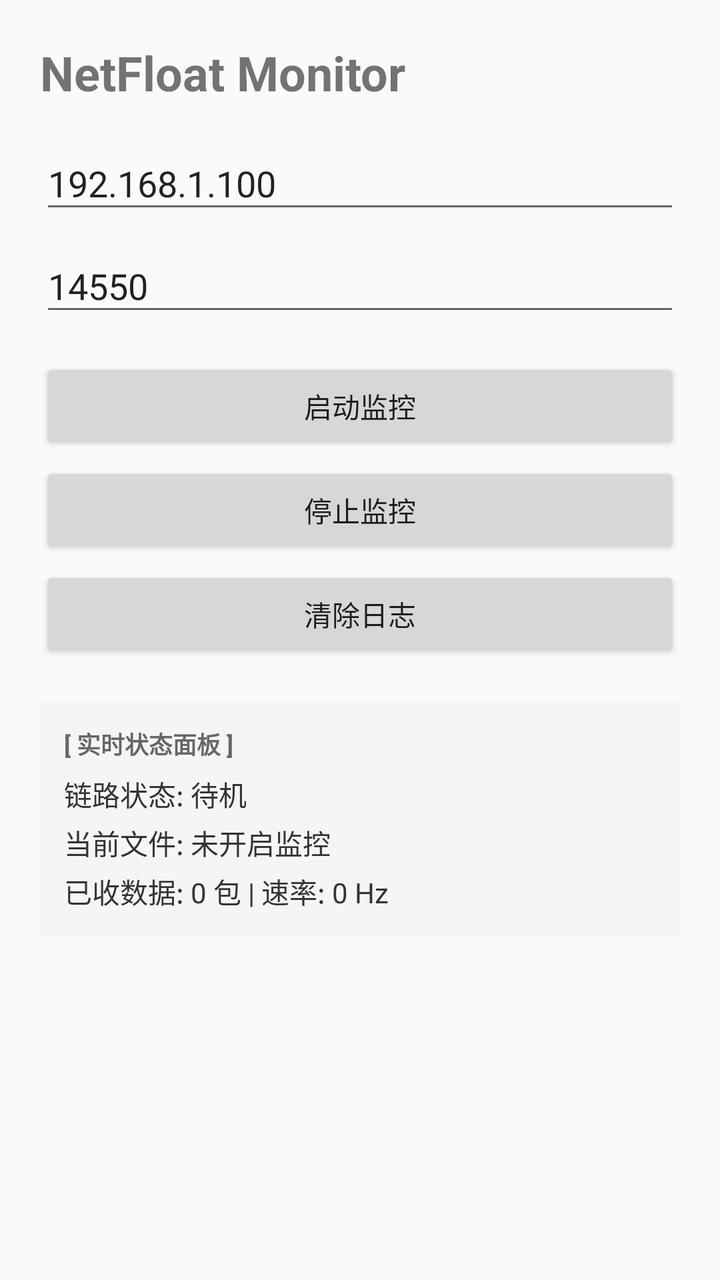
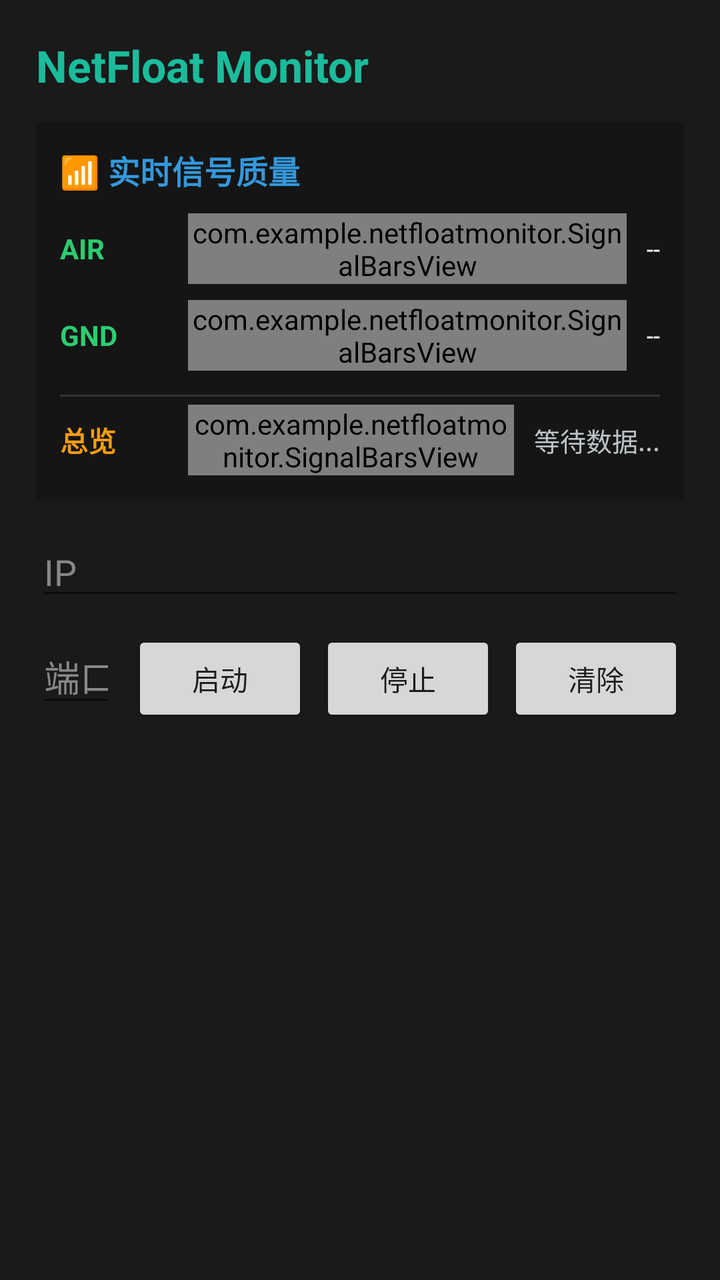

Screens rendered from an Android XML layout before and after an edit, with the pre-edit source and the edit as a unified diff.
<!-- AndroidManifest.xml: application theme AppTheme -->
<!-- res/layout/activity_main.xml -->
<?xml version="1.0" encoding="utf-8"?>
<LinearLayout 
    xmlns:android="http://schemas.android.com/apk/res/android"
    android:layout_width="match_parent"
    android:layout_height="match_parent"
    android:orientation="vertical"
    android:padding="20dp">

    <TextView
        android:layout_width="wrap_content"
        android:layout_height="wrap_content"
        android:text="NetFloat Monitor"
        android:textStyle="bold"
        android:textSize="24sp" />

    <EditText
        android:id="@+id/editIp"
        android:layout_width="match_parent"
        android:layout_height="wrap_content"
        android:layout_marginTop="16dp"
        android:hint="目标IP"
        android:text="192.168.1.100" />

    <EditText
        android:id="@+id/editPort"
        android:layout_width="match_parent"
        android:layout_height="wrap_content"
        android:layout_marginTop="8dp"
        android:hint="UDP端口"
        android:inputType="number"
        android:text="14550" />

    <Button
        android:id="@+id/startBtn"
        android:layout_width="match_parent"
        android:layout_height="wrap_content"
        android:layout_marginTop="16dp"
        android:text="启动监控" />

    <Button
        android:id="@+id/stopBtn"
        android:layout_width="match_parent"
        android:layout_height="wrap_content"
        android:layout_marginTop="4dp"
        android:text="停止监控" />

    <Button
        android:id="@+id/clearBtn"
        android:layout_width="match_parent"
        android:layout_height="wrap_content"
        android:layout_marginTop="4dp"
        android:text="清除日志" />

    
    <LinearLayout
        android:layout_width="match_parent"
        android:layout_height="wrap_content"
        android:layout_marginTop="20dp"
        android:orientation="vertical"
        android:background="#F5F5F5"
        android:padding="12dp">

        <TextView
            android:layout_width="wrap_content"
            android:layout_height="wrap_content"
            android:text="[ 实时状态面板 ]"
            android:textStyle="bold"
            android:textColor="#666666"
            android:textSize="12sp" />

        <TextView
            android:id="@+id/tvStatusInfo"
            android:layout_width="match_parent"
            android:layout_height="wrap_content"
            android:layout_marginTop="6dp"
            android:textColor="#333333"
            android:textSize="14sp"
            android:lineSpacingMultiplier="1.2"
            android:text="链路状态: 待机\n当前文件: 未开启监控\n已收数据: 0 包 | 速率: 0 Hz" />
    </LinearLayout>

    <TextView
        android:id="@+id/logPath"
        android:layout_width="match_parent"
        android:layout_height="wrap_content"
        android:layout_marginTop="20dp"
        android:textColor="#888888"
        android:textSize="12sp" />

</LinearLayout>
<!-- resources referenced by this layout -->
<resources>
  <style name="AppTheme" parent="Theme.AppCompat.Light.NoActionBar">
  
  </style>
</resources>

<!-- the commit's change to res/layout/activity_main.xml (unified diff, before → after) -->
@@ -1,90 +1,224 @@
 <?xml version="1.0" encoding="utf-8"?>
-<LinearLayout 
-    xmlns:android="http://schemas.android.com/apk/res/android"
+<ScrollView xmlns:android="http://schemas.android.com/apk/res/android"
     android:layout_width="match_parent"
     android:layout_height="match_parent"
-    android:orientation="vertical"
-    android:padding="20dp">
-
-    <TextView
-        android:layout_width="wrap_content"
-        android:layout_height="wrap_content"
-        android:text="NetFloat Monitor"
-        android:textStyle="bold"
-        android:textSize="24sp" />
-
-    <EditText
-        android:id="@+id/editIp"
-        android:layout_width="match_parent"
-        android:layout_height="wrap_content"
-        android:layout_marginTop="16dp"
-        android:hint="目标IP"
-        android:text="192.168.1.100" />
-
-    <EditText
-        android:id="@+id/editPort"
-        android:layout_width="match_parent"
-        android:layout_height="wrap_content"
-        android:layout_marginTop="8dp"
-        android:hint="UDP端口"
-        android:inputType="number"
-        android:text="14550" />
-
-    <Button
-        android:id="@+id/startBtn"
-        android:layout_width="match_parent"
-        android:layout_height="wrap_content"
-        android:layout_marginTop="16dp"
-        android:text="启动监控" />
-
-    <Button
-        android:id="@+id/stopBtn"
-        android:layout_width="match_parent"
-        android:layout_height="wrap_content"
-        android:layout_marginTop="4dp"
-        android:text="停止监控" />
-
-    <Button
-        android:id="@+id/clearBtn"
-        android:layout_width="match_parent"
-        android:layout_height="wrap_content"
-        android:layout_marginTop="4dp"
-        android:text="清除日志" />
-
-    
+    android:background="#FF1A1A1A">
+
     <LinearLayout
         android:layout_width="match_parent"
         android:layout_height="wrap_content"
-        android:layout_marginTop="20dp"
         android:orientation="vertical"
-        android:background="#F5F5F5"
-        android:padding="12dp">
-
+        android:padding="18dp">
+
+        
         <TextView
             android:layout_width="wrap_content"
             android:layout_height="wrap_content"
-            android:text="[ 实时状态面板 ]"
+            android:text="NetFloat Monitor"
+            android:textColor="#FF1ABC9C"
+            android:textSize="22sp"
             android:textStyle="bold"
-            android:textColor="#666666"
-            android:textSize="12sp" />
-
+            android:layout_marginBottom="14dp"/>
+
+        
+        <LinearLayout
+            android:layout_width="match_parent"
+            android:layout_height="wrap_content"
+            android:orientation="vertical"
+            android:background="#33000000"
+            android:padding="12dp"
+            android:layout_marginBottom="14dp">
+
+            <TextView
+                android:layout_width="wrap_content"
+                android:layout_height="wrap_content"
+                android:text="📶 实时信号质量"
+                android:textColor="#FF3498DB"
+                android:textSize="16sp"
+                android:textStyle="bold"
+                android:layout_marginBottom="10dp"/>
+
+            
+            <LinearLayout
+                android:layout_width="match_parent"
+                android:layout_height="wrap_content"
+                android:orientation="horizontal"
+                android:gravity="center_vertical"
+                android:layout_marginBottom="8dp">
+
+                <TextView
+                    android:layout_width="56dp"
+                    android:layout_height="wrap_content"
+                    android:text="AIR"
+                    android:textColor="#FF2ECC71"
+                    android:textSize="14sp"
+                    android:textStyle="bold"/>
+
+                <com.example.netfloatmonitor.SignalBarsView
+                    android:id="@+id/airSignalBars"
+                    android:layout_width="0dp"
+                    android:layout_height="wrap_content"
+                    android:layout_weight="1"
+                    android:layout_marginStart="8dp"/>
+
+                <TextView
+                    android:id="@+id/airSignalLabel"
+                    android:layout_width="wrap_content"
+                    android:layout_height="wrap_content"
+                    android:text="--"
+                    android:textColor="#FFFFFFFF"
+                    android:textSize="12sp"
+                    android:maxLines="2"
+                    android:layout_marginStart="10dp"/>
+            </LinearLayout>
+
+            
+            <LinearLayout
+                android:layout_width="match_parent"
+                android:layout_height="wrap_content"
+                android:orientation="horizontal"
+                android:gravity="center_vertical"
+                android:layout_marginBottom="8dp">
+
+                <TextView
+                    android:layout_width="56dp"
+                    android:layout_height="wrap_content"
+                    android:text="GND"
+                    android:textColor="#FF2ECC71"
+                    android:textSize="14sp"
+                    android:textStyle="bold"/>
+
+                <com.example.netfloatmonitor.SignalBarsView
+                    android:id="@+id/gndSignalBars"
+                    android:layout_width="0dp"
+                    android:layout_height="wrap_content"
+                    android:layout_weight="1"
+                    android:layout_marginStart="8dp"/>
+
+                <TextView
+                    android:id="@+id/gndSignalLabel"
+                    android:layout_width="wrap_content"
+                    android:layout_height="wrap_content"
+                    android:text="--"
+                    android:textColor="#FFFFFFFF"
+                    android:textSize="12sp"
+                    android:maxLines="2"
+                    android:layout_marginStart="10dp"/>
+            </LinearLayout>
+
+            
+            <View
+                android:layout_width="match_parent"
+                android:layout_height="1dp"
+                android:background="#22FFFFFF"
+                android:layout_marginVertical="4dp"/>
+
+            <LinearLayout
+                android:layout_width="match_parent"
+                android:layout_height="wrap_content"
+                android:orientation="horizontal"
+                android:gravity="center_vertical">
+
+                <TextView
+                    android:layout_width="56dp"
+                    android:layout_height="wrap_content"
+                    android:text="总览"
+                    android:textColor="#FFF39C12"
+                    android:textSize="14sp"
+                    android:textStyle="bold"/>
+
+                <com.example.netfloatmonitor.SignalBarsView
+                    android:id="@+id/overallSignalBars"
+                    android:layout_width="0dp"
+                    android:layout_height="wrap_content"
+                    android:layout_weight="1"
+                    android:layout_marginStart="8dp"/>
+
+                <TextView
+                    android:id="@+id/overallSignalLabel"
+                    android:layout_width="wrap_content"
+                    android:layout_height="wrap_content"
+                    android:text="等待数据..."
+                    android:textColor="#FFBDC3C7"
+                    android:textSize="13sp"
+                    android:layout_marginStart="10dp"/>
+            </LinearLayout>
+        </LinearLayout>
+
+        
+        <LinearLayout
+            android:layout_width="match_parent"
+            android:layout_height="wrap_content"
+            android:orientation="horizontal"
+            android:layout_marginBottom="10dp">
+
+            <EditText
+                android:id="@+id/editIp"
+                android:layout_width="0dp"
+                android:layout_height="wrap_content"
+                android:layout_weight="1"
+                android:hint="IP"
+                android:textColor="#FFFFFFFF"
+                android:textColorHint="#FF888888"
+                android:inputType="text"/>
+        </LinearLayout>
+
+        
+        <LinearLayout
+            android:layout_width="match_parent"
+            android:layout_height="wrap_content"
+            android:orientation="horizontal"
+            android:layout_marginBottom="14dp">
+
+            <EditText
+                android:id="@+id/editPort"
+                android:layout_width="0dp"
+                android:layout_height="wrap_content"
+                android:layout_weight="1"
+                android:hint="端口"
+                android:textColor="#FFFFFFFF"
+                android:textColorHint="#FF888888"
+                android:inputType="number"/>
+
+            <Button
+                android:id="@+id/startBtn"
+                android:layout_width="wrap_content"
+                android:layout_height="wrap_content"
+                android:text="启动"
+                android:layout_marginStart="8dp"/>
+
+            <Button
+                android:id="@+id/stopBtn"
+                android:layout_width="wrap_content"
+                android:layout_height="wrap_content"
+                android:text="停止"
+                android:layout_marginStart="6dp"/>
+
+            <Button
+                android:id="@+id/clearBtn"
+                android:layout_width="wrap_content"
+                android:layout_height="wrap_content"
+                android:text="清除"
+                android:layout_marginStart="6dp"/>
+        </LinearLayout>
+
+        
         <TextView
             android:id="@+id/tvStatusInfo"
             android:layout_width="match_parent"
             android:layout_height="wrap_content"
-            android:layout_marginTop="6dp"
-            android:textColor="#333333"
-            android:textSize="14sp"
-            android:lineSpacingMultiplier="1.2"
-            android:text="链路状态: 待机\n当前文件: 未开启监控\n已收数据: 0 包 | 速率: 0 Hz" />
+            android:textColor="#FFBDC3C7"
+            android:textSize="13sp"
+            android:typeface="monospace"
+            android:layout_marginBottom="10dp"/>
+
+        
+        <TextView
+            android:id="@+id/logPath"
+            android:layout_width="match_parent"
+            android:layout_height="wrap_content"
+            android:textColor="#FF7F8C8D"
+            android:textSize="11sp"/>
+
     </LinearLayout>
-
-    <TextView
-        android:id="@+id/logPath"
-        android:layout_width="match_parent"
-        android:layout_height="wrap_content"
-        android:layout_marginTop="20dp"
-        android:textColor="#888888"
-        android:textSize="12sp" />
-
-</LinearLayout>
+</ScrollView>
